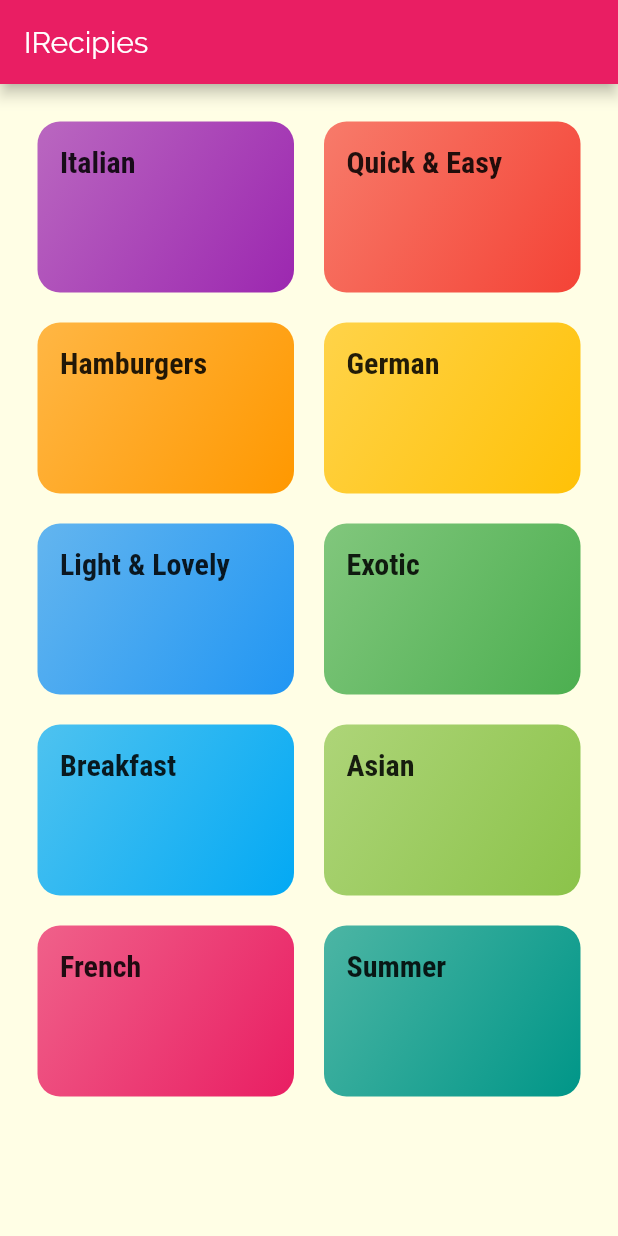
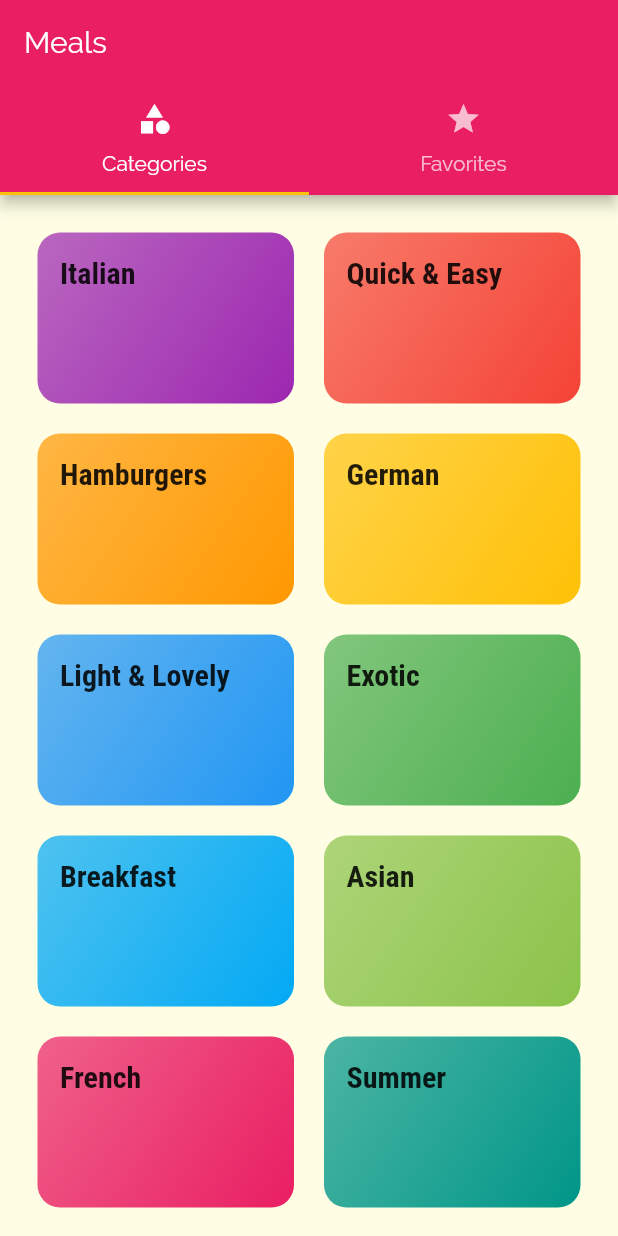
Before and after one commit to joshNic/IRecipies, a Flutter app: the screen it shows after launch, on a phone screen of 412 x 824 dp. Run offline on Flutter 3.47's test engine with Material 2 defaults, Android fonts, the phone set to English and light mode, and no system bars.

Commit message:
add tabBar to the appBar

```diff
--- a/lib/main.dart
+++ b/lib/main.dart
@@ -1,8 +1,9 @@
 import 'package:flutter/material.dart';
+
+import './screens/tabs_screen.dart';
 import './screens/meal_detail_screen.dart';
-import 'screens/category_meals_screen.dart';
-
-import 'screens/categories_screen.dart';
+import './screens/category_meals_screen.dart';
+import './screens/categories_screen.dart';
 
 void main() => runApp(MyApp());
 
@@ -10,7 +11,7 @@ class MyApp extends StatelessWidget {
   @override
   Widget build(BuildContext context) {
     return MaterialApp(
-      title: 'IRecipies',
+      title: 'DeliMeals',
       theme: ThemeData(
         primarySwatch: Colors.pink,
         accentColor: Colors.amber,
@@ -29,11 +30,24 @@ class MyApp extends StatelessWidget {
               fontWeight: FontWeight.bold,
             )),
       ),
-//      home: CategoriesScreen(),
+      // home: CategoriesScreen(),
+      initialRoute: '/', // default is '/'
       routes: {
-        '/': (ctx) => CategoriesScreen(),
+        '/': (ctx) => TabsScreen(),
         CategoryMealsScreen.routeName: (ctx) => CategoryMealsScreen(),
         MealDetailScreen.routeName: (ctx) => MealDetailScreen(),
+      },
+      onGenerateRoute: (settings) {
+        print(settings.arguments);
+        // if (settings.name == '/meal-detail') {
+        //   return ...;
+        // } else if (settings.name == '/something-else') {
+        //   return ...;
+        // }
+        // return MaterialPageRoute(builder: (ctx) => CategoriesScreen(),);
+      },
+      onUnknownRoute: (settings) {
+        return MaterialPageRoute(builder: (ctx) => CategoriesScreen(),);
       },
     );
   }
--- a/lib/screens/categories_screen.dart
+++ b/lib/screens/categories_screen.dart
@@ -6,11 +6,7 @@ import '../widgets/category_item.dart';
 class CategoriesScreen extends StatelessWidget {
   @override
   Widget build(BuildContext context) {
-    return Scaffold(
-      appBar: AppBar(
-        title: const Text('IRecipies'),
-      ),
-      body: GridView(
+    return GridView(
         padding: const EdgeInsets.all(25),
         children: DUMMY_CATEGORIES
             .map(
@@ -27,7 +23,6 @@ class CategoriesScreen extends StatelessWidget {
           crossAxisSpacing: 20,
           mainAxisSpacing: 20,
         ),
-      ),
     );
   }
 }
--- /dev/null
+++ b/lib/screens/favourites_screen.dart
@@ -0,0 +1,10 @@
+import 'package:flutter/material.dart';
+
+class FavoritesScreen extends StatelessWidget {
+  @override
+  Widget build(BuildContext context) {
+    return Center(
+      child: Text('The Favorites'),
+    );
+  }
+}
--- /dev/null
+++ b/lib/screens/tabs_screen.dart
@@ -0,0 +1,47 @@
+import 'package:flutter/material.dart';
+
+
+import './categories_screen.dart';
+import 'favourites_screen.dart';
+
+class TabsScreen extends StatefulWidget {
+  @override
+  _TabsScreenState createState() => _TabsScreenState();
+}
+
+class _TabsScreenState extends State<TabsScreen> {
+  @override
+  Widget build(BuildContext context) {
+    return DefaultTabController(
+      length: 2,
+      // initialIndex: 0,
+      child: Scaffold(
+        appBar: AppBar(
+          title: Text('Meals'),
+          bottom: TabBar(
+            tabs: <Widget>[
+              Tab(
+                icon: Icon(
+                  Icons.category,
+                ),
+                text: 'Categories',
+              ),
+              Tab(
+                icon: Icon(
+                  Icons.star,
+                ),
+                text: 'Favorites',
+              ),
+            ],
+          ),
+        ),
+        body: TabBarView(
+          children: <Widget>[
+            CategoriesScreen(),
+            FavoritesScreen(),
+          ],
+        ),
+      ),
+    );
+  }
+}
```
